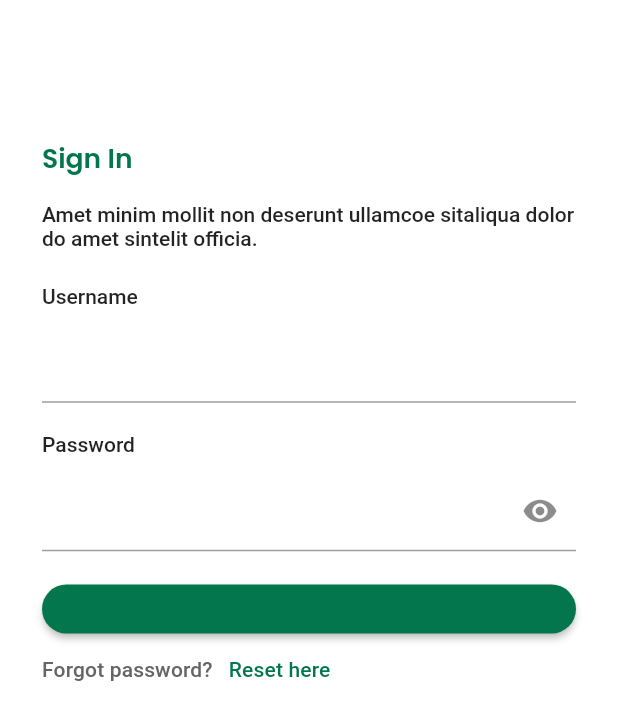
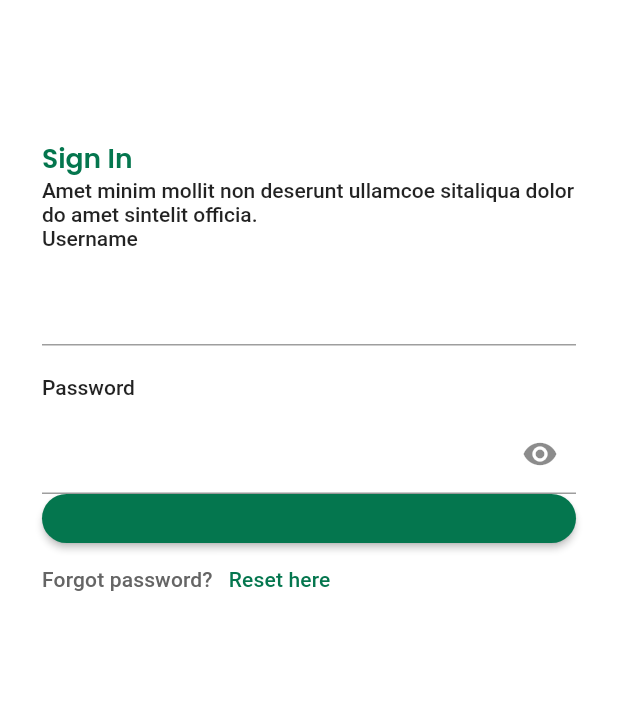
Before and after one commit to duongquangsang080299/flutter_exercise, a Flutter app: the screen it shows after launch, after a tap on "SKIP", after a tap on "Login with email", on a phone screen of 412 x 824 dp. Shown: the top 720 px of the screen. Run offline on Flutter 3.47's test engine with Material 2 defaults, Android fonts, the light colour scheme and no system bars; our stand-ins replace bloc, device_preview, go_router, percent_indicator; generated files the repository leaves out were written again.

Commit message:
remove some sizebox in sign in screen

```diff
--- a/lib/presentation/auth/sign_in.dart
+++ b/lib/presentation/auth/sign_in.dart
@@ -38,14 +38,12 @@ class _SignInState extends State<SignIn> {
                 text: context.l10n.signIn,
                 context,
               ),
-              const SizedBox(height: 16),
+
               // Title Text
               SCText.displaySmall(
                 context,
                 text: context.l10n.description,
               ),
-
-              SizedBox(height: context.getVerticalSize(30)),
 
               // Text Form Fields for Username
               Column(
@@ -74,7 +72,6 @@ class _SignInState extends State<SignIn> {
                   ),
                 ],
               ),
-              SizedBox(height: context.getVerticalSize(30)),
 
               // Sign-In Button
               SCButton(
@@ -88,9 +85,6 @@ class _SignInState extends State<SignIn> {
                   context.go(AppRoutes.playerPage.path);
                 },
                 text: context.l10n.btnLogin,
-                style: context.textTheme.displayMedium?.copyWith(
-                  fontWeight: AppFontWeight.semiBold,
-                ),
                 backgroundColor: AppColor.primary,
                 height: context.getVerticalSize(60),
                 borderRadius: 30,
```
